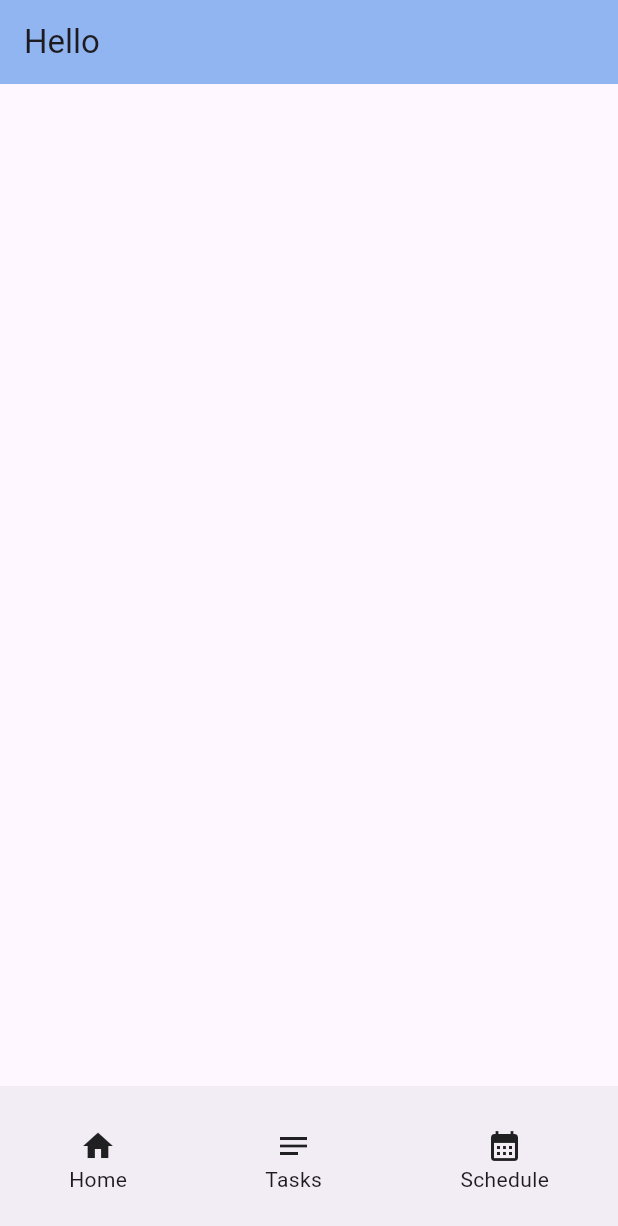
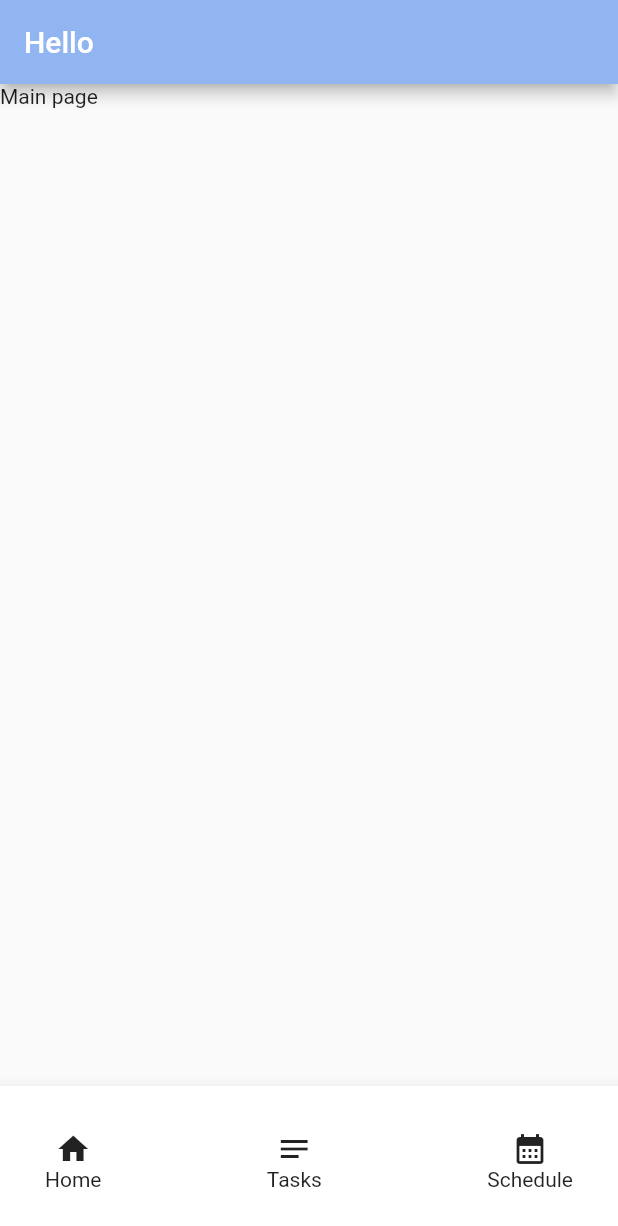
Before and after one commit to NikitaPits/task_manager, a Flutter app: the screen it shows after launch, on a phone screen of 412 x 824 dp. Shown: the top 1226 px of the screen. Run offline on Flutter 3.47's test engine with Material 2 defaults, Android fonts, the phone set to English and light mode, and no system bars.

Commit message:
updated models and pages

```diff
--- a/lib/pages/home_page/home_page.dart
+++ b/lib/home.dart
@@ -1,5 +1,7 @@
 import 'package:flutter/material.dart';
 import 'package:task_manager/pages/home_page/local_widgets/bottum_app_bar_element.dart';
+import 'package:task_manager/pages/home_page/main_page.dart';
+import 'package:task_manager/pages/schedule_page/schedule_page.dart';
 import 'package:task_manager/theme/custom_colors.dart';
 
 class Home extends StatefulWidget {
@@ -10,12 +12,28 @@ class Home extends StatefulWidget {
 }
 
 class _HomeState extends State<Home> {
+  final PageController _controller =
+      PageController(initialPage: 0, keepPage: true);
+  int _pageIndex = 0;
   @override
   Widget build(BuildContext context) {
     return Scaffold(
       appBar: AppBar(
         backgroundColor: CustomColors.appBarColor,
         title: const Text('Hello'),
+      ),
+      body: PageView(
+        controller: _controller,
+        // physics: NeverScrollableScrollPhysics(),
+        onPageChanged: (value) {
+          setState(() {
+            _pageIndex = value;
+          });
+        },
+        children: const [
+          MainPage(),
+          SchedulePage(),
+        ],
       ),
       bottomNavigationBar: SizedBox(
         height: 100,
--- a/lib/main.dart
+++ b/lib/main.dart
@@ -1,5 +1,5 @@
 import 'package:flutter/material.dart';
-import 'package:task_manager/pages/home_page/home_page.dart';
+import 'package:task_manager/home.dart';
 
 void main() {
   runApp(const MyApp());
@@ -11,28 +11,8 @@ class MyApp extends StatelessWidget {
   // This widget is the root of your application.
   @override
   Widget build(BuildContext context) {
-    return MaterialApp(
-      title: 'Flutter Demo',
-      theme: ThemeData(
-        // This is the theme of your application.
-        //
-        // TRY THIS: Try running your application with "flutter run". You'll see
-        // the application has a blue toolbar. Then, without quitting the app,
-        // try changing the seedColor in the colorScheme below to Colors.green
-        // and then invoke "hot reload" (save your changes or press the "hot
-        // reload" button in a Flutter-supported IDE, or press "r" if you used
-        // the command line to start the app).
-        //
-        // Notice that the counter didn't reset back to zero; the application
-        // state is not lost during the reload. To reset the state, use hot
-        // restart instead.
-        //
-        // This works for code too, not just values: Most code changes can be
-        // tested with just a hot reload.
-        colorScheme: ColorScheme.fromSeed(seedColor: Colors.deepPurple),
-        useMaterial3: true,
-      ),
-      home: const Home(),
+    return const MaterialApp(
+      home: Home(),
     );
   }
 }
--- /dev/null
+++ b/lib/pages/home_page/main_page.dart
@@ -0,0 +1,17 @@
+import 'package:flutter/material.dart';
+
+class MainPage extends StatefulWidget {
+  const MainPage({super.key});
+
+  @override
+  State<MainPage> createState() => _MainPageState();
+}
+
+class _MainPageState extends State<MainPage> {
+  @override
+  Widget build(BuildContext context) {
+    return const Scaffold(
+      body: Text('Main page'),
+    );
+  }
+}
--- a/lib/pages/calendar_page/schedule_page.dart
+++ b/lib/pages/schedule_page/schedule_page.dart
@@ -10,7 +10,7 @@ class SchedulePage extends StatefulWidget {
 class _SchedulePageState extends State<SchedulePage> {
   @override
   Widget build(BuildContext context) {
-    return Scaffold(
+    return const Scaffold(
       body: Text('Schedule'),
     );
   }
```
Also changed, not shown: lib/pages/schedule_page/local_widgets/schedule_widget.dart (renamed from lib/pages/calendar_page/local_widgets/schedule_widget.dart), lib/pages/schedule_page/local_widgets/schedule_widgets/day_widget.dart (renamed from lib/pages/calendar_page/local_widgets/calendar_widgets/day_widget.dart), lib/pages/schedule_page/local_widgets/schedule_widgets/schedule_navigation_bar.dart (renamed from lib/pages/calendar_page/local_widgets/calendar_widgets/schedule_navigation_bar.dart).
